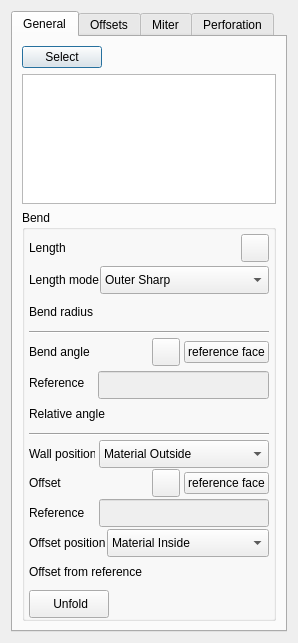
Old version of the form Resources/panels/FlangeParameters.ui in the repository shaise/FreeCAD_SheetMetal.
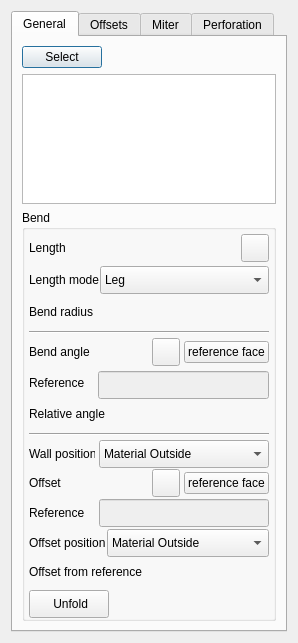
New version of the form. Icons and pictures are not drawn. Custom widgets are drawn as their Qt base class.

Commit message: Icons are set on FlangeParameters.ui file

The edit to the form file:
```diff
--- a/Resources/panels/FlangeParameters.ui
+++ b/Resources/panels/FlangeParameters.ui
@@ -673,10 +673,10 @@
                      <enum>Qt::FocusPolicy::WheelFocus</enum>
                     </property>
                     <property name="currentText">
-                     <string>Material Inside</string>
+                     <string>Material Outside</string>
                     </property>
                     <property name="currentIndex">
-                     <number>1</number>
+                     <number>0</number>
                     </property>
                     <property name="sizeAdjustPolicy">
                      <enum>QComboBox::SizeAdjustPolicy::AdjustToContentsOnFirstShow</enum>
@@ -1165,7 +1165,7 @@
                </font>
               </property>
               <property name="currentIndex">
-               <number>1</number>
+               <number>0</number>
               </property>
               <property name="sizeAdjustPolicy">
                <enum>QComboBox::SizeAdjustPolicy::AdjustToContentsOnFirstShow</enum>
```
Left out of the diff: 80 changed lines with no effect on the pictures.
